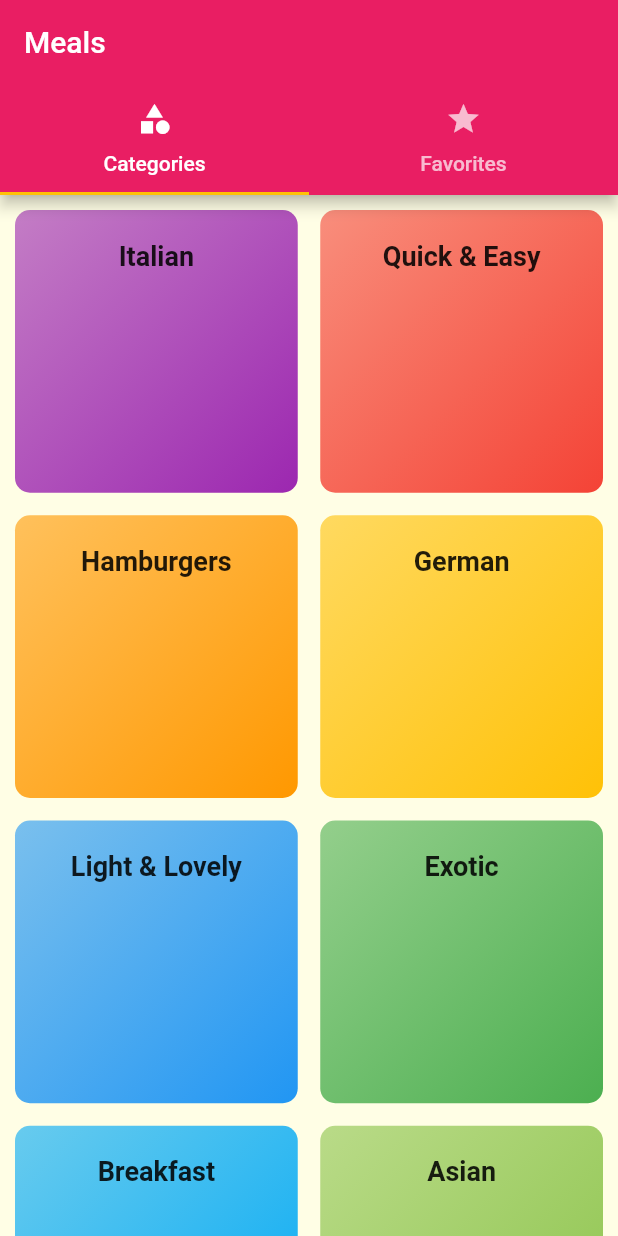
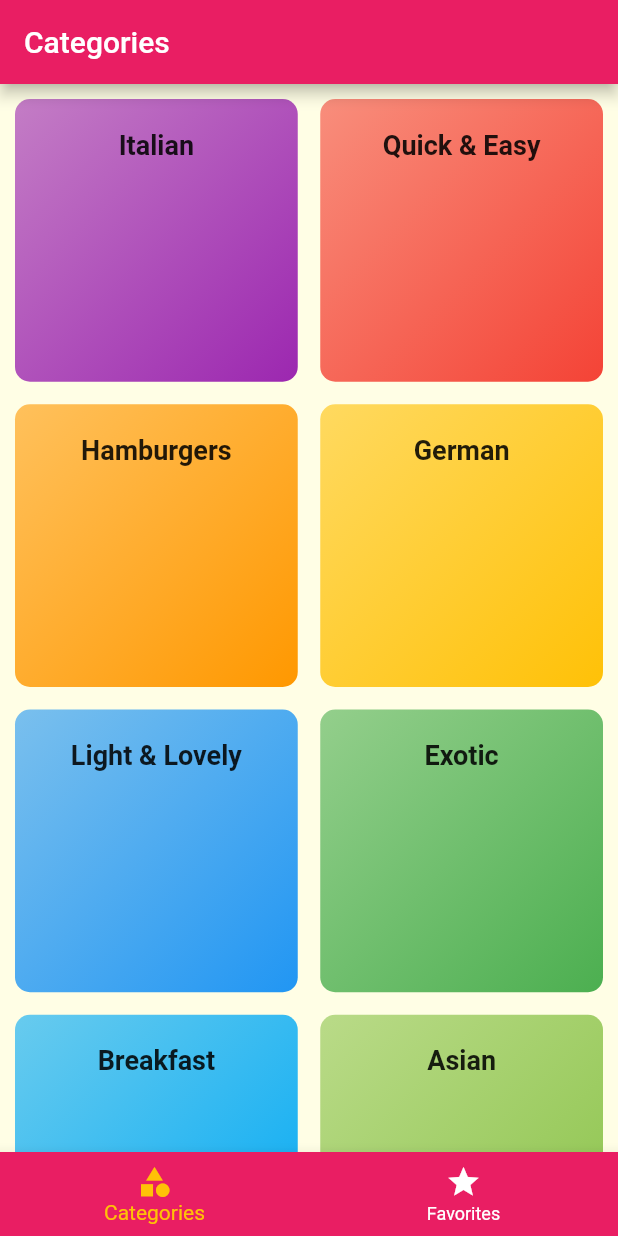
Before and after one commit to udaymahajan/Meals, a Flutter app: the screen it shows after launch, on a phone screen of 412 x 824 dp. Run offline on Flutter 3.47's test engine with Material 2 defaults, Android fonts, the phone set to English and light mode, and no system bars.

Commit message:
Added a bottom navigation bar

```diff
--- a/lib/main.dart
+++ b/lib/main.dart
@@ -1,5 +1,6 @@
 import 'package:flutter/material.dart';
-import './screens/tabs_screen.dart';
+import './screens/bottom_tabs_screen.dart';
+// import './screens/tabs_screen.dart';
 
 void main() => runApp(MaterialApp(home: MyApp()));
 
@@ -12,7 +13,8 @@ class MyApp extends StatelessWidget {
           accentColor: Colors.amber,
           canvasColor: Color.fromRGBO(255, 254, 229, 1)
         ),
-        home: TabsScreen()
+        home: BottomTabsScreen(),
+        // home: TabsScreen()
         );
   }
 }
--- /dev/null
+++ b/lib/screens/bottom_tabs_screen.dart
@@ -0,0 +1,48 @@
+import 'package:flutter/material.dart';
+import './category_screen.dart';
+import './favorites_screen.dart';
+
+class BottomTabsScreen extends StatefulWidget {
+
+  State<StatefulWidget> createState() => BottomTabsScreenState();
+
+}
+
+class BottomTabsScreenState extends State<BottomTabsScreen> {
+
+  int selectedPage = 0;
+
+  Widget build (BuildContext context) {
+
+
+    void selectPage(int index) {
+
+      setState(() => selectedPage = index);
+
+    }
+
+    final List<Map<String, Object>> page = [
+
+    {'page': CategoriesScreen(), 'title': 'Categories'},
+    {'page': FavoritesScreen(), 'title': 'Favorites'},
+
+    ];
+
+    return Scaffold(
+      appBar: AppBar(title: Text(page[selectedPage]['title'])),
+      body: page[selectedPage]['page'],
+      bottomNavigationBar: BottomNavigationBar(
+        backgroundColor: Theme.of(context).primaryColor,
+        selectedItemColor: Theme.of(context).accentColor,
+        unselectedItemColor: Colors.white,
+        currentIndex: selectedPage,
+        onTap: selectPage,
+        items: [
+        BottomNavigationBarItem(icon: Icon(Icons.category), label: 'Categories'),
+        BottomNavigationBarItem(icon: Icon(Icons.star), label: 'Favorites'),
+      ]),
+      );
+
+  }
+
+}
--- a/lib/screens/category_screen.dart
+++ b/lib/screens/category_screen.dart
@@ -16,6 +16,6 @@ class CategoriesScreen extends StatelessWidget {
           mainAxisSpacing: 15,
           maxCrossAxisExtent: MediaQuery.of(context).size.width / 2,
         ),
-      );
+    );
   }
 }
```
